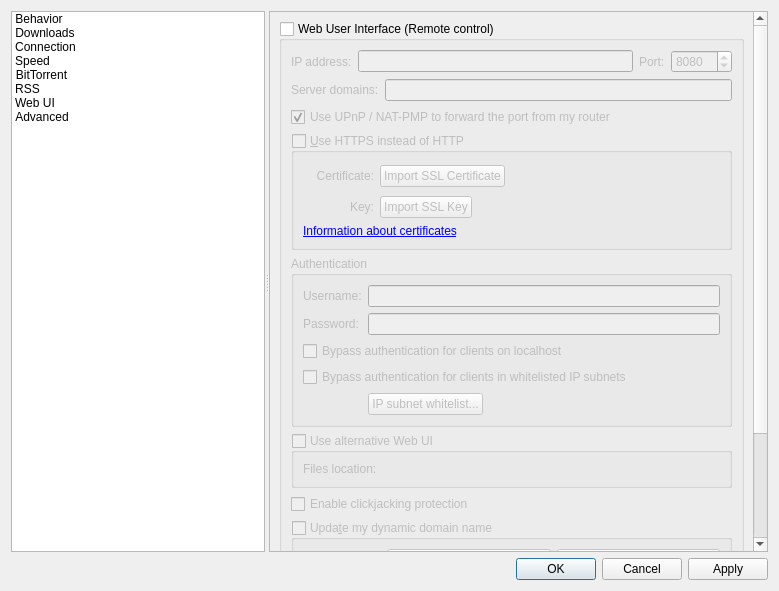
Old version of the form src/gui/optionsdlg.ui in the repository SysAdminDoc/qBittorrent-Vanced.
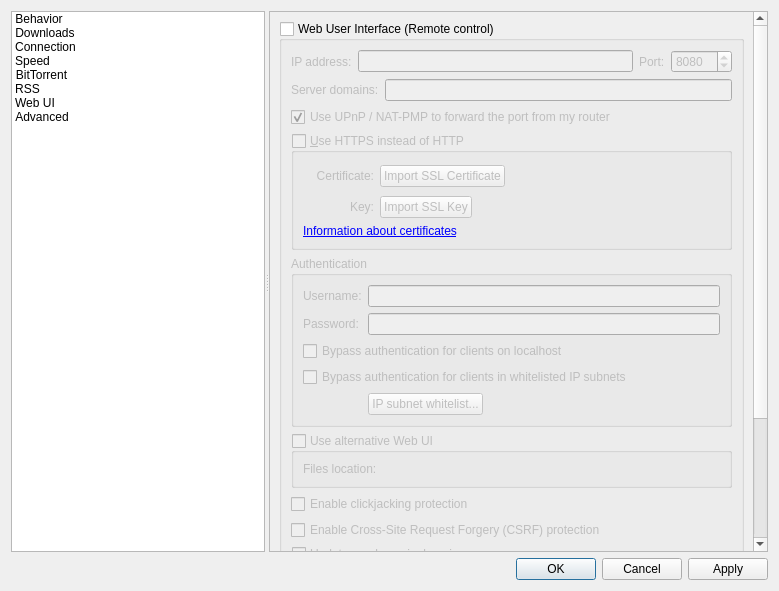
New version of the form. The open tabs and pages were chosen to show the change. Custom widgets are drawn as their Qt base class.

Commit message:
Add option to control CSRF protection
Some users are using WebUI with simple port-forwarding from their router,
providing an option to control the protection will save them from setting up an
non-trival web proxy.
Closes #7274.

```diff
--- a/src/gui/optionsdlg.ui
+++ b/src/gui/optionsdlg.ui
@@ -3175,6 +3175,13 @@
                  </property>
                 </widget>
                </item>
+               <item>
+                <widget class="QCheckBox" name="checkCSRFProtection">
+                 <property name="text">
+                  <string>Enable Cross-Site Request Forgery (CSRF) protection</string>
+                 </property>
+                </widget>
+               </item>
                <item>
                 <widget class="QGroupBox" name="checkDynDNS">
                  <property name="title">
```
The commit also changes 7 other files.
